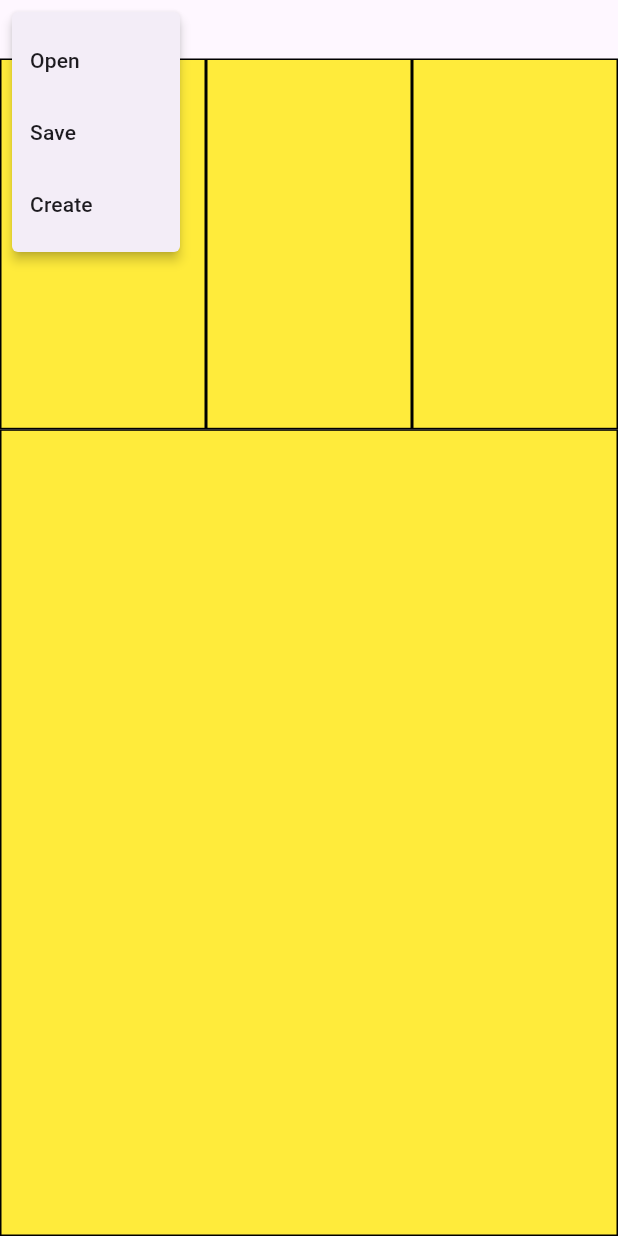
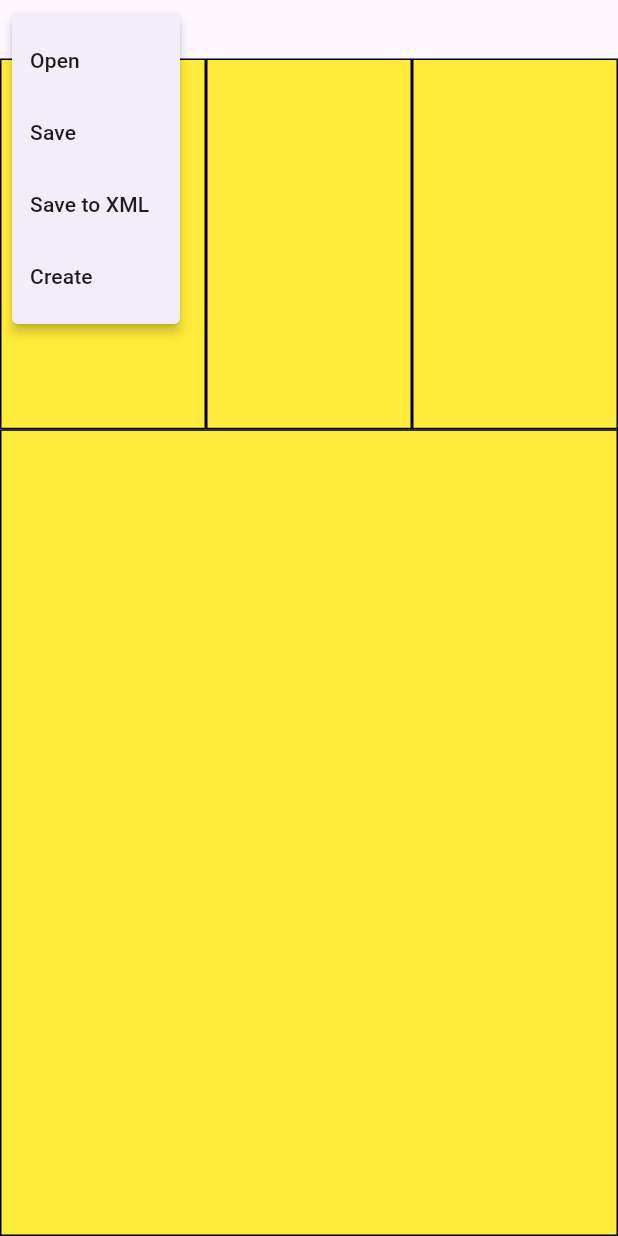
Before and after one commit to philip-w-howard/AVSHullWeb, a Flutter app: the DesignScreen screen opened directly with empty values, after a tap on "File", on a phone screen of 412 x 824 dp. Run offline on Flutter 3.47's test engine with Material 3 defaults, Android fonts, the phone set to English and light mode, and no system bars; missing offline and left inert: dart:html; statements that could not run were skipped.

Commit message:
First attempt at XML export. Some labes are duplicated.

```diff
--- a/avs_hull_web/lib/design_screen.dart
+++ b/avs_hull_web/lib/design_screen.dart
@@ -5,6 +5,7 @@
 // ***************************************************************
 
 import 'package:flutter/material.dart';
+import 'package:xml/xml.dart';
 import 'dart:convert';
 import 'dart:async';
 import 'dart:html' as html;
@@ -62,6 +63,8 @@ class DesignScreen extends StatelessWidget {
                   // Handle menu item selection
                   if (choice == 'Save') {
                     _selectAndSaveFile();
+                  } else if (choice == 'XML') {
+                    _selectAndXmlFile();
                   } else if (choice == 'Open') {
                     _selectAndReadFile();
                   } else if (choice == 'Create') {
@@ -77,6 +80,10 @@ class DesignScreen extends StatelessWidget {
                     const PopupMenuItem<String>(
                       value: 'Save',
                       child: Text('Save'),
+                    ),
+                    const PopupMenuItem<String>(
+                      value: 'XML',
+                      child: Text('Save to XML'),
                     ),
                     const PopupMenuItem<String>(
                       value: 'Create',
@@ -197,7 +204,15 @@ class DesignScreen extends StatelessWidget {
 
   void _selectAndSaveFile() async {
     final String jsonStr = json.encode(_myHull.toJson());
+
     await _saveFile(jsonStr);
+  }
+
+  void _selectAndXmlFile() async {
+    XmlDocument xml = _myHull.toXml();
+
+    final String xmlStr = xml.toXmlString(pretty: true);
+    await _saveFile(xmlStr);
   }
 
   void _createHull(BuildContext context) async {
--- a/avs_hull_web/pubspec.yaml
+++ b/avs_hull_web/pubspec.yaml
@@ -12,6 +12,7 @@ dependencies:
   tuple: ^2.0.2
   vector_math: ^2.0.0
   cupertino_icons: ^1.0.6
+  xml: ^6.0.1
 
 dev_dependencies:
   flutter_test:
```
Also changed, not shown: avs_hull_web/lib/bulkhead.dart (+21 -0 lines), avs_hull_web/lib/hull.dart (+18 -1 lines), avs_hull_web/lib/point_3d.dart (+12 -0 lines), avs_hull_web/pubspec.lock, 1 other file.
